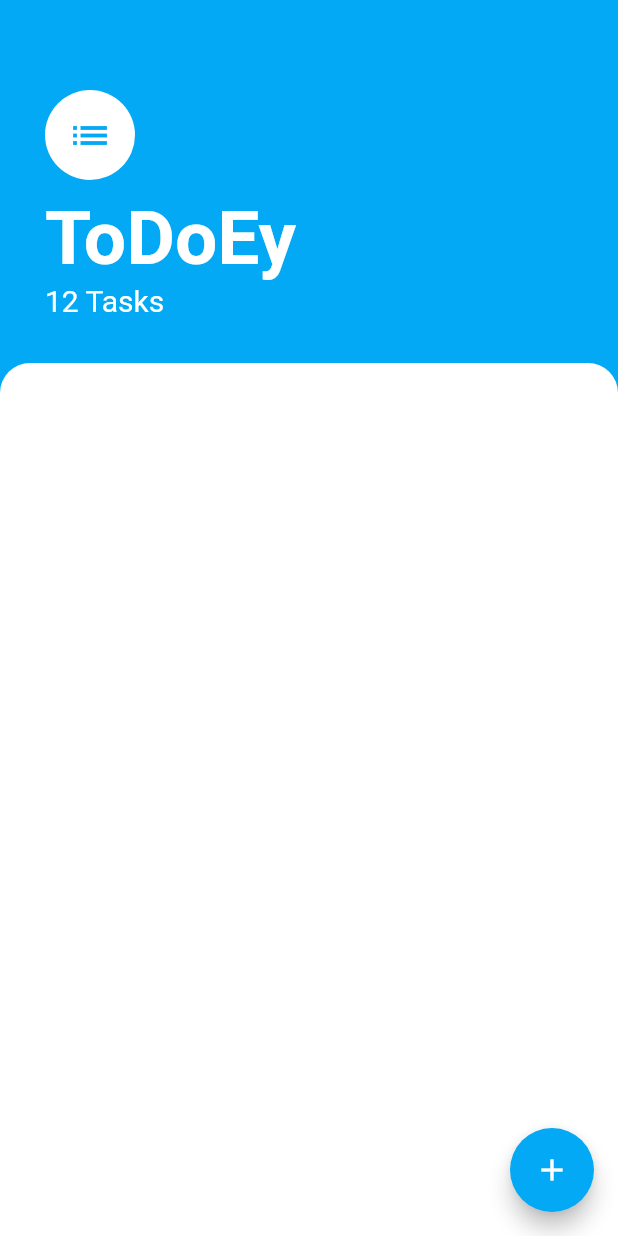
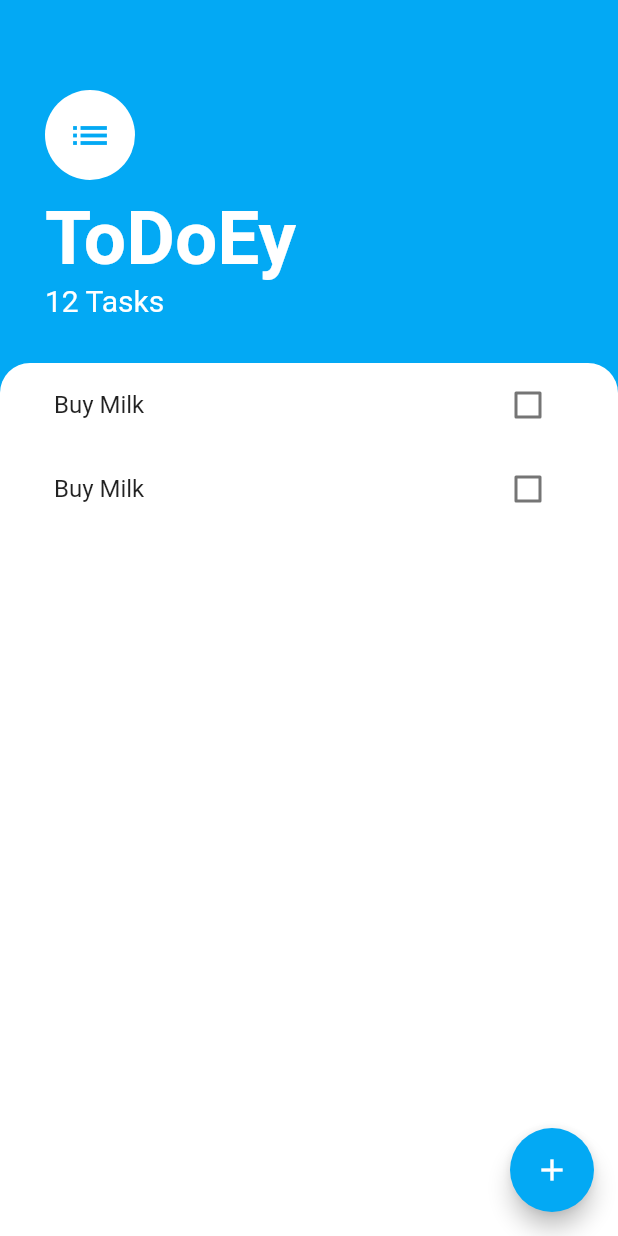
Before and after one commit to hasbikaynak/todoey, a Flutter app: the screen it shows after launch, on a phone screen of 412 x 824 dp. Run offline on Flutter 3.47's test engine with Material 2 defaults, Android fonts, the phone set to English and light mode, and no system bars.

```diff
--- a/lib/main.dart
+++ b/lib/main.dart
@@ -8,6 +8,7 @@
   Widget build(BuildContext context) {
     return MaterialApp(
       home: TaskScreen(),
+      debugShowCheckedModeBanner: false,
     );
   }
 }
--- a/lib/screens/tasks_screen.dart
+++ b/lib/screens/tasks_screen.dart
@@ -53,12 +53,15 @@
           ),
           Expanded(
             child: Container(
+              padding: EdgeInsets.symmetric(horizontal: 20.0),
               decoration: BoxDecoration(
-                  color: Colors.white,
-                  borderRadius: BorderRadius.only(
-                    topLeft: Radius.circular(20.0),
-                    topRight: Radius.circular(20.0),
-                  )),
+                color: Colors.white,
+                borderRadius: BorderRadius.only(
+                  topLeft: Radius.circular(20.0),
+                  topRight: Radius.circular(20.0),
+                ),
+              ),
+              child: TasksList(),
             ),
           ),
         ],
@@ -66,3 +69,38 @@
     );
   }
 }
+
+class TasksList extends StatelessWidget {
+  @override
+  Widget build(BuildContext context) {
+    return ListView(
+      children: <Widget>[
+        TaskTile(),
+        ListTile(
+          title: Text(
+            'Buy Milk',
+          ),
+          trailing: Checkbox(
+            value: false,
+            onChanged: (v) {},
+          ),
+        ),
+      ],
+    );
+  }
+}
+
+class TaskTile extends StatelessWidget {
+  @override
+  Widget build(BuildContext context) {
+    return ListTile(
+      title: Text(
+        'Buy Milk',
+      ),
+      trailing: Checkbox(
+        value: false,
+        onChanged: (v) {},
+      ),
+    );
+  }
+}
```
Also changed, not shown: lib/widgets/tasks_list.dart (added).
